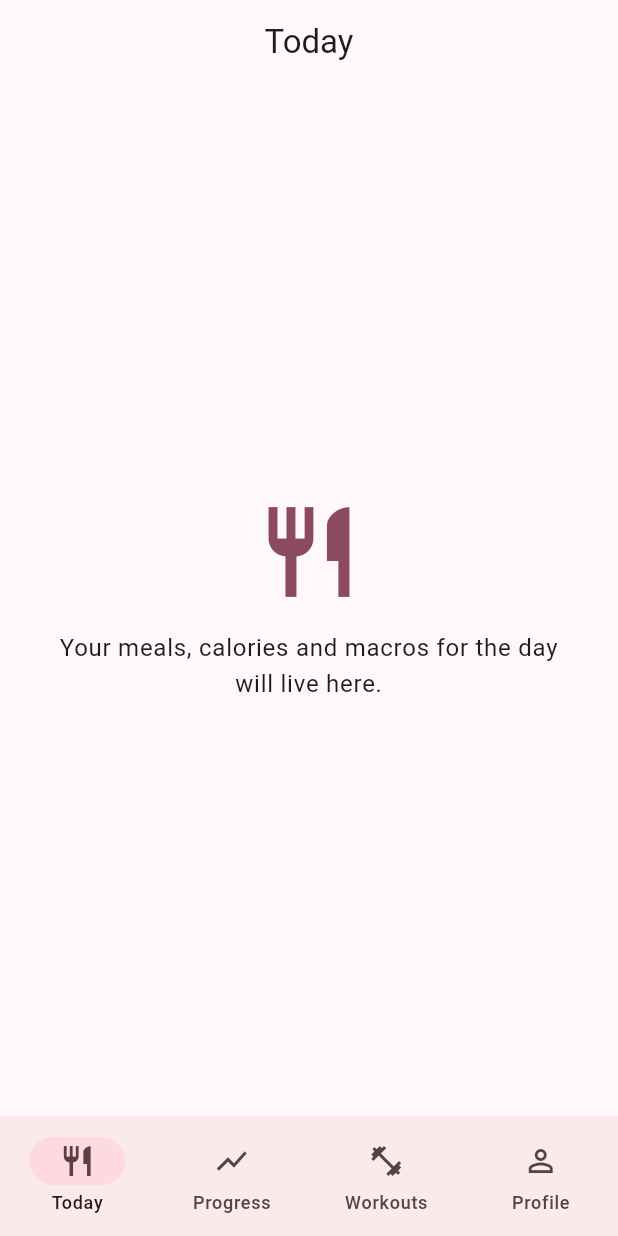
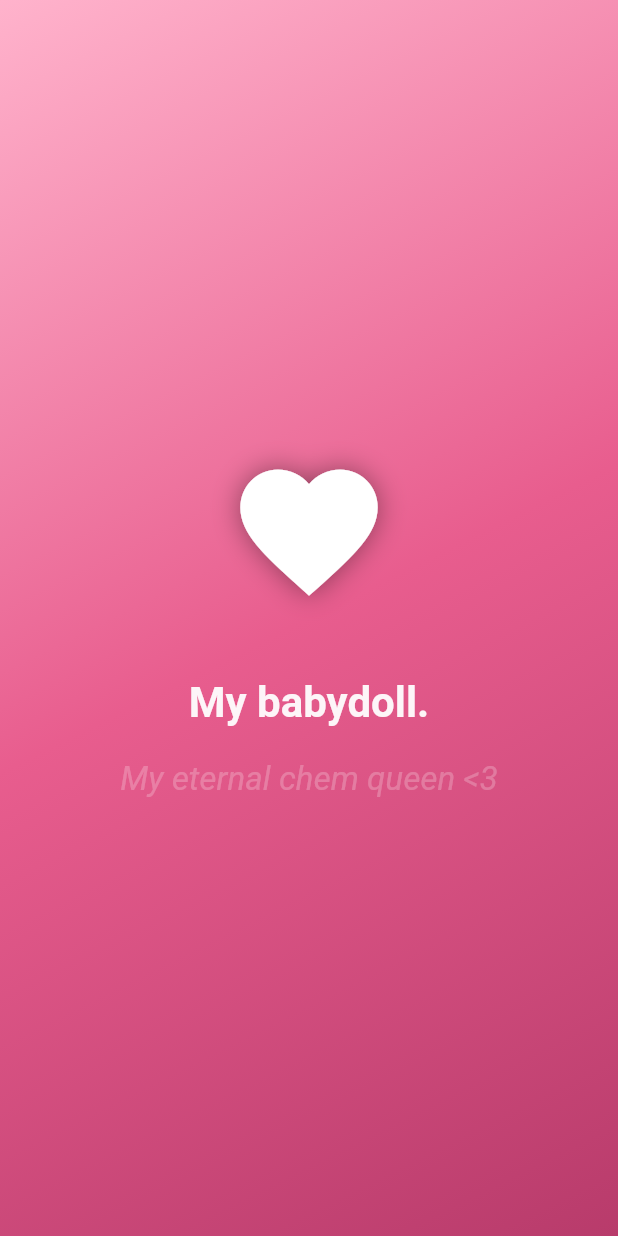
Before and after one commit to cchigu/syds-health-fitness, a Flutter app: the first screen one second after launch, on a phone screen of 412 x 824 dp. Run offline on Flutter 3.47's test engine with Material 3 defaults, Android fonts, the phone set to English and light mode, and no system bars; our stand-ins replace cloud_firestore, firebase_auth, firebase_core, shared_preferences; accounts and stored records are empty.

Commit message:
Add 5-second love note screen on app open
Co-Authored-By: Claude Opus 5.5 <noreply@anthropic.com>
Claude-Session: https://claude.ai/code/session_01TTHyQSgD2afjTzhVKt4ArY

```diff
--- a/lib/main.dart
+++ b/lib/main.dart
@@ -3,6 +3,7 @@ import 'package:firebase_core/firebase_core.dart';
 
 import 'firebase_options.dart';
 import 'services/profile_repository.dart';
+import 'screens/love_splash_screen.dart';
 import 'screens/today_screen.dart';
 import 'screens/progress_screen.dart';
 import 'screens/workouts_screen.dart';
@@ -39,7 +40,7 @@ class SydsHealthApp extends StatelessWidget {
         ),
       ),
       themeMode: ThemeMode.system,
-      home: const HomeShell(),
+      home: const LoveSplashScreen(next: HomeShell()),
     );
   }
 }
--- /dev/null
+++ b/lib/screens/love_splash_screen.dart
@@ -0,0 +1,141 @@
+import 'dart:async';
+
+import 'package:flutter/material.dart';
+
+/// A little love note shown for 5 seconds every time the app opens.
+class LoveSplashScreen extends StatefulWidget {
+  const LoveSplashScreen({super.key, required this.next});
+
+  /// The screen to show after the note.
+  final Widget next;
+
+  static const Duration showFor = Duration(seconds: 5);
+
+  @override
+  State<LoveSplashScreen> createState() => _LoveSplashScreenState();
+}
+
+class _LoveSplashScreenState extends State<LoveSplashScreen>
+    with TickerProviderStateMixin {
+  // Heartbeat: a quick double-pulse, then a rest.
+  late final AnimationController _beat = AnimationController(
+    vsync: this,
+    duration: const Duration(milliseconds: 1200),
+  )..repeat();
+
+  late final Animation<double> _heartScale = TweenSequence<double>([
+    TweenSequenceItem(tween: Tween(begin: 1.0, end: 1.18), weight: 12),
+    TweenSequenceItem(tween: Tween(begin: 1.18, end: 1.0), weight: 12),
+    TweenSequenceItem(tween: Tween(begin: 1.0, end: 1.12), weight: 10),
+    TweenSequenceItem(tween: Tween(begin: 1.12, end: 1.0), weight: 14),
+    TweenSequenceItem(tween: ConstantTween(1.0), weight: 52),
+  ]).animate(CurvedAnimation(parent: _beat, curve: Curves.easeInOut));
+
+  // The words fade and float in one line after the other.
+  late final AnimationController _intro = AnimationController(
+    vsync: this,
+    duration: const Duration(milliseconds: 1800),
+  )..forward();
+
+  Timer? _timer;
+
+  @override
+  void initState() {
+    super.initState();
+    _timer = Timer(LoveSplashScreen.showFor, _goNext);
+  }
+
+  void _goNext() {
+    if (!mounted) return;
+    Navigator.of(context).pushReplacement(
+      PageRouteBuilder(
+        transitionDuration: const Duration(milliseconds: 700),
+        pageBuilder: (_, __, ___) => widget.next,
+        transitionsBuilder: (_, animation, __, child) =>
+            FadeTransition(opacity: animation, child: child),
+      ),
+    );
+  }
+
+  @override
+  void dispose() {
+    _timer?.cancel();
+    _beat.dispose();
+    _intro.dispose();
+    super.dispose();
+  }
+
+  Widget _line(String text, TextStyle? style, double start, double end) {
+    final anim = CurvedAnimation(
+      parent: _intro,
+      curve: Interval(start, end, curve: Curves.easeOut),
+    );
+    return FadeTransition(
+      opacity: anim,
+      child: SlideTransition(
+        position: Tween(begin: const Offset(0, 0.4), end: Offset.zero)
+            .animate(anim),
+        child: Text(text, textAlign: TextAlign.center, style: style),
+      ),
+    );
+  }
+
+  @override
+  Widget build(BuildContext context) {
+    final text = Theme.of(context).textTheme;
+
+    return Scaffold(
+      body: Container(
+        width: double.infinity,
+        decoration: const BoxDecoration(
+          gradient: LinearGradient(
+            begin: Alignment.topLeft,
+            end: Alignment.bottomRight,
+            colors: [Color(0xFFFFB3CC), Color(0xFFE85D8E), Color(0xFFB83B6B)],
+          ),
+        ),
+        child: SafeArea(
+          child: Padding(
+            padding: const EdgeInsets.symmetric(horizontal: 32),
+            child: Column(
+              mainAxisAlignment: MainAxisAlignment.center,
+              children: [
+                ScaleTransition(
+                  scale: _heartScale,
+                  child: const Icon(
+                    Icons.favorite,
+                    size: 110,
+                    color: Colors.white,
+                    shadows: [
+                      Shadow(blurRadius: 24, color: Color(0x66000000)),
+                    ],
+                  ),
+                ),
+                const SizedBox(height: 40),
+                _line(
+                  'My babydoll.',
+                  text.headlineMedium?.copyWith(
+                    color: Colors.white,
+                    fontWeight: FontWeight.w600,
+                  ),
+                  0.0,
+                  0.55,
+                ),
+                const SizedBox(height: 12),
+                _line(
+                  'My eternal chem queen <3',
+                  text.titleLarge?.copyWith(
+                    color: Colors.white,
+                    fontStyle: FontStyle.italic,
+                  ),
+                  0.35,
+                  1.0,
+                ),
+              ],
+            ),
+          ),
+        ),
+      ),
+    );
+  }
+}
```
